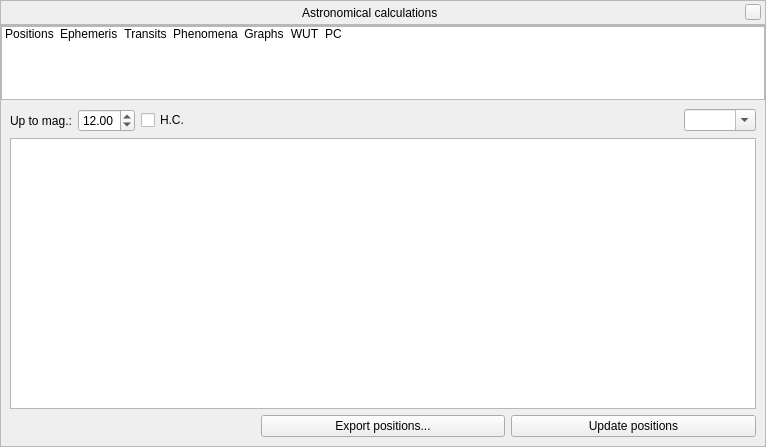
Above: src/gui/astroCalcDialog.ui from Stellarium/stellarium before the change. Below: the same form after it.
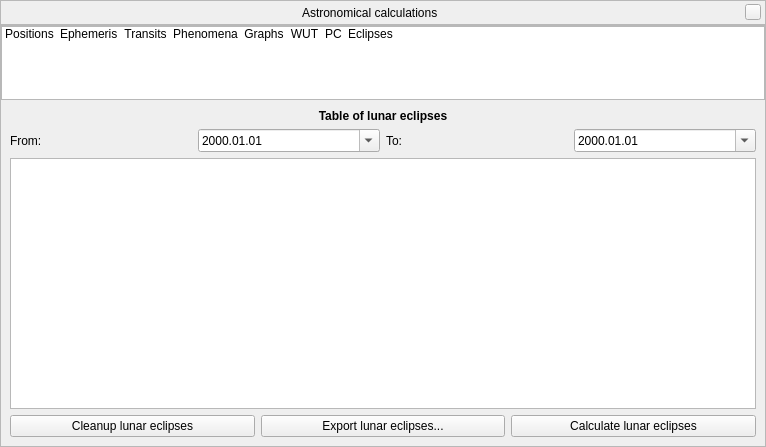
That is the form after the change. The open tabs and pages were chosen to show the change. Icons and pictures are not drawn. Custom widgets are drawn as their Qt base class.

Commit message: Add Lunar Eclipses to Astronomical calculations (#2190)

The edit to the form file:
```diff
--- a/src/gui/astroCalcDialog.ui
+++ b/src/gui/astroCalcDialog.ui
@@ -287,6 +287,17 @@
           </iconset>
          </property>
         </item>
+        <item>
+         <property name="text">
+          <string>Eclipses</string>
+         </property>
+         <property name="icon">
+          <iconset>
+           <normalon>:/graphicGui/tabEclipses.png</normalon>
+           <selectedon>:/graphicGui/tabEclipses-selected.png</selectedon>
+          </iconset>
+         </property>
+        </item>
        </widget>
       </item>
       <item row="1" column="0">
@@ -2412,6 +2423,128 @@
           </item>
          </layout>
         </widget>
+        <widget class="QWidget" name="stackedWidgetPage8">
+         <layout class="QGridLayout" name="gridLayout_18">
+          <item row="4" column="0">
+           <layout class="QHBoxLayout" name="horizontalLayout_39">
+            <item>
+             <widget class="QPushButton" name="lunareclipsesCleanupButton">
+              <property name="text">
+               <string>Cleanup lunar eclipses</string>
+              </property>
+             </widget>
+            </item>
+            <item>
+             <widget class="QPushButton" name="lunareclipsesSaveButton">
+              <property name="text">
+               <string>Export lunar eclipses...</string>
+              </property>
+             </widget>
+            </item>
+            <item>
+             <widget class="QPushButton" name="lunareclipsesCalculateButton">
+              <property name="text">
+               <string>Calculate lunar eclipses</string>
+              </property>
+             </widget>
+            </item>
+           </layout>
+          </item>
+          <item row="2" column="0">
+           <widget class="QTreeWidget" name="lunareclipseTreeWidget">
+            <property name="rootIsDecorated">
+             <bool>false</bool>
+            </property>
+            <property name="uniformRowHeights">
+             <bool>true</bool>
+            </property>
+            <property name="itemsExpandable">
+             <bool>false</bool>
+            </property>
+            <property name="sortingEnabled">
+             <bool>true</bool>
+            </property>
+            <property name="expandsOnDoubleClick">
+             <bool>false</bool>
+            </property>
+            <property name="columnCount">
+             <number>0</number>
+            </property>
+            <attribute name="headerShowSortIndicator" stdset="0">
+             <bool>true</bool>
+            </attribute>
+           </widget>
+          </item>
+          <item row="1" column="0">
+           <layout class="QHBoxLayout" name="horizontalLayout_36">
+            <item>
+             <layout class="QHBoxLayout" name="horizontalLayout_37">
+              <item>
+               <widget class="QLabel" name="lunareclipseFromLabel">
+                <property name="text">
+                 <string>From:</string>
+                </property>
+               </widget>
+              </item>
+              <item>
+               <widget class="QDateEdit" name="lunareclipseFromDateEdit">
+                <property name="wrapping">
+                 <bool>true</bool>
+                </property>
+                <property name="displayFormat">
+                 <string notr="true">yyyy.MM.dd</string>
+                </property>
+                <property name="calendarPopup">
+                 <bool>true</bool>
+                </property>
+               </widget>
+              </item>
+             </layout>
+            </item>
+            <item>
+             <layout class="QHBoxLayout" name="horizontalLayout_38">
+              <item>
+               <widget class="QLabel" name="lunareclipseToLabel">
+                <property name="text">
+                 <string>To:</string>
+                </property>
+               </widget>
+              </item>
+              <item>
+               <widget class="QDateEdit" name="lunareclipseToDateEdit">
+                <property name="wrapping">
+                 <bool>true</bool>
+                </property>
+                <property name="displayFormat">
+                 <string notr="true">yyyy.MM.dd</string>
+                </property>
+                <property name="calendarPopup">
+                 <bool>true</bool>
+                </property>
+               </widget>
+              </item>
+             </layout>
+            </item>
+           </layout>
+          </item>
+          <item row="0" column="0">
+           <widget class="QLabel" name="lunareclipseHeaderLabel">
+            <property name="font">
+             <font>
+              <weight>75</weight>
+              <bold>true</bold>
+             </font>
+            </property>
+            <property name="text">
+             <string>Table of lunar eclipses</string>
+            </property>
+            <property name="alignment">
+             <set>Qt::AlignCenter</set>
+            </property>
+           </widget>
+          </item>
+         </layout>
+        </widget>
        </widget>
       </item>
      </layout>
```
The commit also changes 2 other files.
